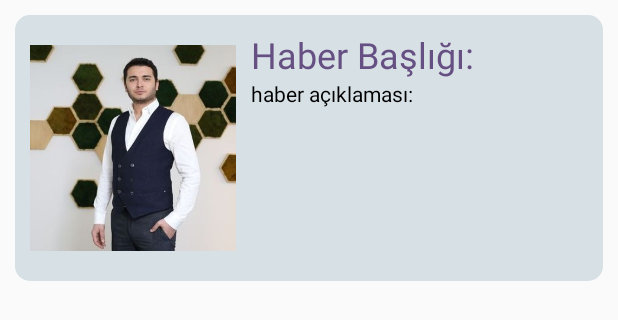
After one commit to MelikeArikan/magazine_News_project, an Android app: the layout haber_kartlari.xml on its own in the app's theme, with its tools: preview values and no code run, on a phone screen of 412 x 824 dp. The commit adds this screen. Shown: the top 320 px of the screen. Run offline under Robolectric (Android 15) with nearby library versions, the phone set to English and light mode, and no system bars.

Commit message:
lisView tasarım ekranı yapıldı.

```diff
--- a/app/src/main/AndroidManifest.xml
+++ b/app/src/main/AndroidManifest.xml
@@ -14,6 +14,12 @@
         android:theme="@style/Theme.Newsletter"
         tools:targetApi="31">
         <activity
+            android:name=".listView"
+            android:exported="false" />
+        <activity
+            android:name=".haberler"
+            android:exported="false" />
+        <activity
             android:name=".MainActivity2"
             android:exported="false" />
         <activity
--- a/app/src/main/java/com/melikearikan/newsletter/MainActivity.kt
+++ b/app/src/main/java/com/melikearikan/newsletter/MainActivity.kt
@@ -10,7 +10,7 @@ import com.melikearikan.newsletter.databinding.ActivityMainBinding
 
 @Suppress("DEPRECATION")
 class MainActivity : AppCompatActivity() {
-    private val splashScreen =10000 // sn'lik splashScreen tanımladık.(açılış ekranı 10 sn sürücek)
+    private val splashScreen =6000 // sn'lik splashScreen tanımladık.(açılış ekranı 10 sn sürücek)
     // private dedim çünkü buna başka sayfadan erişilsin istemiyorum
     lateinit var binding: ActivityMainBinding //binding başlangıç oluşturma
     override fun onCreate(savedInstanceState: Bundle?) {
@@ -18,7 +18,7 @@ class MainActivity : AppCompatActivity() {
         val binding = ActivityMainBinding.inflate(layoutInflater)
         setContentView(binding.root) //oncreate yüklendiğinde tasarım sayfamız çalışıcak.
         //splash screen,uygulamamnın logosunu veya mesajını kullanıcıya göstermek için kullanılır çünkü uygulamanın çalışması uzun sürerse(veritabanı işlemleri açılırken çok yoğunsa..)
-        //kullanıcıya bekletmek yerine kullanıcıya açıış ekranında mesajlar verebiliriz.kullanıcının motivasyonunu canlı tutarız,kullanıcı programın donduğunu düşünmez.bi temayı açılış ekranında kullanırız.
+        //kullanıcıya bekletmek yerine kullanıcıya açılış ekranında mesajlar verebiliriz.kullanıcının motivasyonunu canlı tutarız,kullanıcı programın donduğunu düşünmez.bi temayı açılış ekranında kullanırız.
         //yukarıdaki action bar'ı kapatalım çünkü action bar splash screen de kullanılmaz:
         supportActionBar?.hide() //action bar kayboldu.
         // oluşturduğumuz animasyon dosyalarına erişim sağlayalim:
--- /dev/null
+++ b/app/src/main/res/drawable/arkaplan.xml
@@ -0,0 +1,11 @@
+<?xml version="1.0" encoding="utf-8"?>
+<selector xmlns:android="http://schemas.android.com/apk/res/android">
+    <item>
+        <shape>
+            <solid android:color="#D7E0E4"></solid>
+            <corners android:radius="10dp"></corners>
+
+
+        </shape>
+    </item>
+</selector>
--- /dev/null
+++ b/app/src/main/res/layout/haber_kartlari.xml
@@ -0,0 +1,49 @@
+<?xml version="1.0" encoding="utf-8"?>
+<LinearLayout xmlns:android="http://schemas.android.com/apk/res/android"
+    xmlns:app="http://schemas.android.com/apk/res-auto"
+    android:layout_width="match_parent"
+    android:layout_height="match_parent"
+    android:orientation="vertical"
+    android:padding="10dp">
+
+    <LinearLayout
+        android:layout_width="match_parent"
+        android:layout_height="wrap_content"
+        android:background="@drawable/arkaplan"
+        android:orientation="horizontal"
+        android:padding="10dp">
+
+        <ImageView
+            android:id="@+id/imageView3"
+            android:layout_width="274dp"
+            android:layout_height="157dp"
+            android:layout_weight="1"
+            app:srcCompat="@drawable/thodex" />
+
+        <LinearLayout
+            android:layout_width="match_parent"
+            android:layout_height="match_parent"
+            android:layout_weight="1"
+            android:orientation="vertical">
+
+            <TextView
+                android:id="@+id/kartıAdi"
+                android:layout_width="match_parent"
+                android:layout_height="wrap_content"
+                android:maxLines="1"
+                android:paddingLeft="10dp"
+                android:text="Haber Başlığı:"
+                android:textColor="@color/purple_700"
+                android:textSize="24sp" />
+
+            <TextView
+                android:id="@+id/kartAciklama"
+                android:layout_width="match_parent"
+                android:layout_height="wrap_content"
+                android:maxLines="5"
+                android:paddingLeft="10dp"
+                android:text="haber açıklaması:"
+                android:textColor="@color/black" />
+        </LinearLayout>
+    </LinearLayout>
+</LinearLayout>
```
Also changed, not shown: app/src/main/res/anim/animasyon1.xml (deleted, +0 -16 lines), app/src/main/res/layout/activity_main2.xml (+8 -16 lines), app/src/main/res/drawable/img_2.png (added), app/src/main/res/drawable/img_3.png (added), app/src/main/res/drawable/img_4.png (added), app/src/main/res/drawable/img_5.png (added), app/src/main/res/drawable/thodex.jpg (added).
